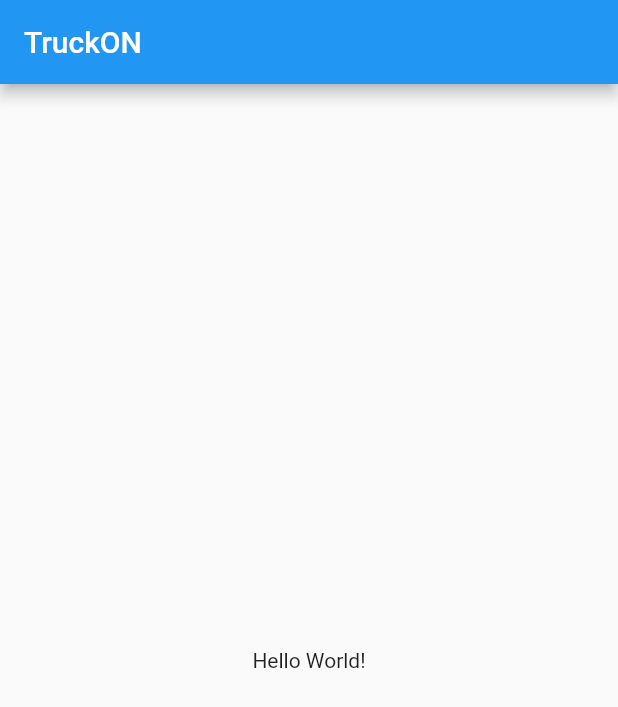
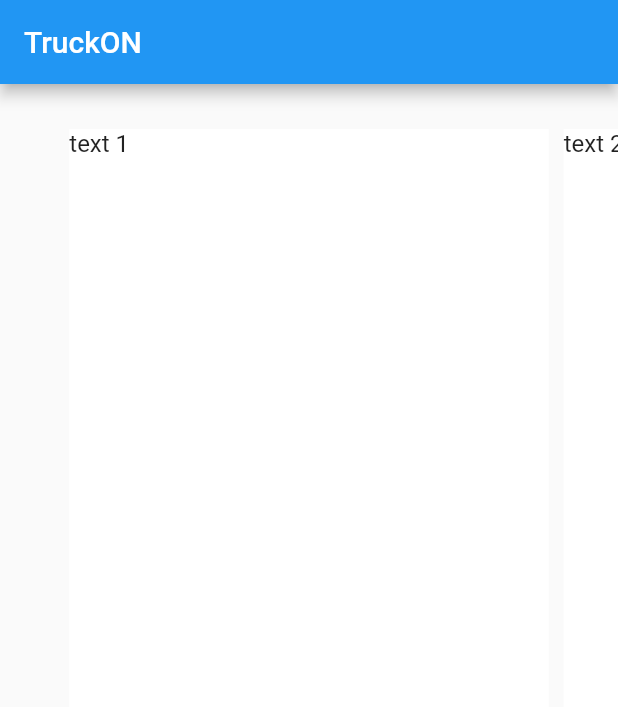
Before and after one commit to chetan-ade/TruckON, a Flutter app: the screen it shows after launch, on a phone screen of 412 x 824 dp. Shown: the top 707 px of the screen. Run offline on Flutter 3.47's test engine with Material 2 defaults, Android fonts, the phone set to English and light mode, and no system bars; drawn by our look-alikes of carousel_slider.

Commit message:
added image carousel with sample text(no images)

```diff
--- a/lib/main.dart
+++ b/lib/main.dart
@@ -1,4 +1,5 @@
 import 'package:flutter/material.dart';
+import 'package:carousel_slider/carousel_slider.dart';
 
 void main() => runApp(MyApp());
 
@@ -7,14 +8,42 @@ class MyApp extends StatelessWidget {
   Widget build(BuildContext context) {
     return MaterialApp(
       title: 'TruckON',
+      theme: new ThemeData(
+        //primaryColor: Colors.black,
+      ),
       home: Scaffold(
         appBar: AppBar(
           title: Text('TruckON'),
         ),
-        body: Center(
-          child: Text('Hello World!'),
-        ),
+        body: OneTimeCarousel(),
       ),
     );
   }
 }
+
+class OneTimeCarousel extends StatelessWidget {
+  @override
+  Widget build(BuildContext context) {
+    return Container(
+      padding: EdgeInsetsDirectional.only(top: 30.0),
+      child: CarouselSlider(
+      height: 500.0,
+      enableInfiniteScroll: false,
+      items: [1, 2, 3].map((i) {
+        return Builder(
+          builder: (BuildContext context) {
+            return Container(
+                width: MediaQuery.of(context).size.width,
+                margin: EdgeInsets.symmetric(horizontal: 5.0),
+                decoration: BoxDecoration(color: Colors.white),
+                child: Text(
+                  'text $i',
+                  style: TextStyle(fontSize: 16.0),
+                ));
+          },
+        );
+      }).toList(),
+    )
+    );
+  }
+}
--- a/pubspec.yaml
+++ b/pubspec.yaml
@@ -23,6 +23,7 @@ dependencies:
   # The following adds the Cupertino Icons font to your application.
   # Use with the CupertinoIcons class for iOS style icons.
   cupertino_icons: ^0.1.2
+  carousel_slider: ^1.3.0
 
 dev_dependencies:
   flutter_test:
```
Also changed, not shown: pubspec.lock.
